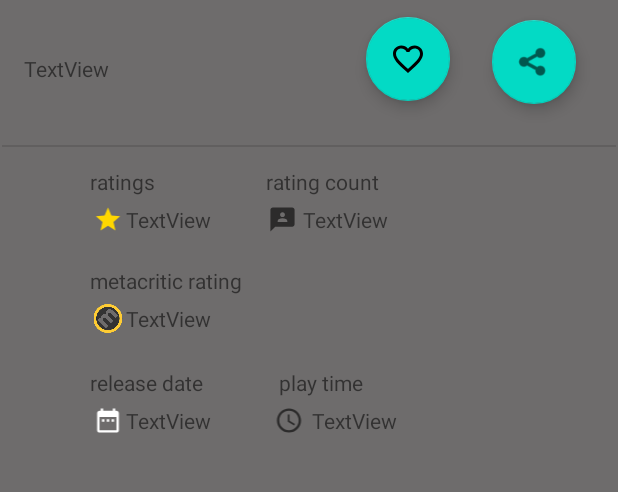
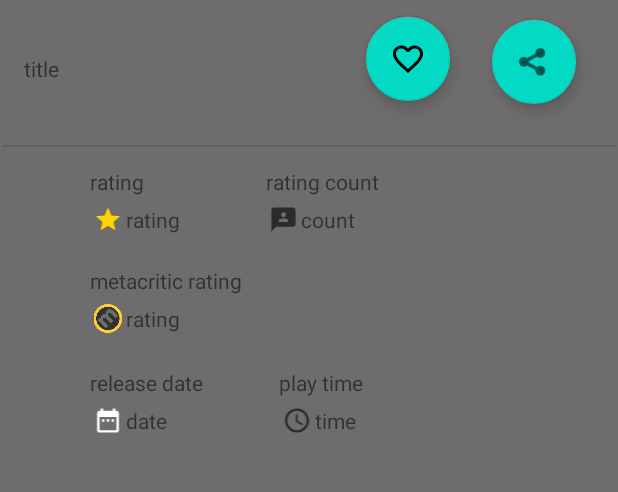
Before and after one commit to Tuwaiq-Jeddah-Kotlin-1/game-guide, an Android app: the fragment GameDetailsPage placed in its activity, on a phone screen of 412 x 824 dp, the part 534-1026 px from its top. Run offline under Robolectric (Android 15) with nearby library versions, the phone set to English and light mode, and no system bars; our stand-ins replace Firebase (no records; nobody signed in at launch, a user with empty details on screens opened directly), data binding, navigation-ui; pictures from the network do not load; 8 statements that could not run were skipped.

Commit message:
localization and save it with shared preference, but facing some problem with bottom navigation name

```diff
--- a/app/src/main/java/com/example/gameguide/MainActivity.kt
+++ b/app/src/main/java/com/example/gameguide/MainActivity.kt
@@ -1,36 +1,39 @@
 package com.example.gameguide
 
+import android.content.Context
+import android.content.res.Configuration
 import androidx.appcompat.app.AppCompatActivity
 import android.os.Bundle
-import android.util.Log
 import android.view.View
-import android.widget.Button
-import android.widget.Toast
 import androidx.navigation.NavController
-import androidx.navigation.findNavController
 import androidx.navigation.fragment.NavHostFragment
-import androidx.navigation.ui.setupActionBarWithNavController
 import androidx.navigation.ui.setupWithNavController
 import com.google.android.material.bottomnavigation.BottomNavigationView
-import com.google.firebase.auth.FirebaseAuth
-import com.google.firebase.firestore.ktx.firestore
-import com.google.firebase.ktx.Firebase
-import kotlinx.android.synthetic.main.activity_main.*
-import kotlinx.coroutines.CoroutineScope
-import kotlinx.coroutines.Dispatchers
-import kotlinx.coroutines.launch
-import kotlinx.coroutines.withContext
+import java.util.*
 
 class MainActivity : AppCompatActivity() {
 
     private lateinit var navController: NavController
     override fun onCreate(savedInstanceState: Bundle?) {
+
         super.onCreate(savedInstanceState)
         setContentView(R.layout.activity_main)
+
+        val sharedPreference = this.getSharedPreferences("Settings", Context.MODE_PRIVATE)
+        val localeToSet = sharedPreference.getString("LOCALE_TO_SET", "en")!!
+        if (localeToSet == "ar"){
+            setLocate("ar")
+        }
+        else{
+            setLocate("en")
+        }
+
 
         val navHostFragment = supportFragmentManager
             .findFragmentById(R.id.fragmentContainerView) as NavHostFragment
         navController = navHostFragment.navController
+
+
 
 
         /*navController = findNavController(R.id.fragmentContainerView)*/
@@ -67,4 +70,22 @@ class MainActivity : AppCompatActivity() {
     }*/
 
     }
+
+
+
+    private fun setLocate(s: String) {
+
+
+        val locale = Locale(s)
+
+        Locale.setDefault(locale)
+
+        val config = Configuration()
+
+        config.locale = locale
+
+        //---------------------------------------------------------------
+        this?.resources?.updateConfiguration(config, this.resources.displayMetrics)
+
+    }
 }
--- a/app/src/main/res/layout/fragment_forget_password.xml
+++ b/app/src/main/res/layout/fragment_forget_password.xml
@@ -55,6 +55,7 @@
             android:drawableStart="@drawable/ic_baseline_email"
             android:ems="10"
             android:hint="@string/reset_et_email"
+            android:gravity="center_horizontal"
             android:inputType="textEmailAddress"
             app:layout_constraintEnd_toEndOf="parent"
             app:layout_constraintHorizontal_bias="0.5"
--- a/app/src/main/res/layout/fragment_game_details.xml
+++ b/app/src/main/res/layout/fragment_game_details.xml
@@ -21,7 +21,8 @@
             app:layout_constraintEnd_toEndOf="parent"
             app:layout_constraintStart_toStartOf="parent"
             app:layout_constraintTop_toTopOf="parent"
-            app:srcCompat="@drawable/ic_launcher_foreground" />
+            app:srcCompat="@drawable/ic_launcher_foreground"
+            android:contentDescription="@string/gd_game_image" />
 
 
         <com.google.android.material.floatingactionbutton.FloatingActionButton
@@ -33,7 +34,9 @@
             android:clickable="true"
             app:layout_constraintEnd_toStartOf="@+id/fabGdShare"
             app:layout_constraintTop_toBottomOf="@+id/ivGdPoster"
-            app:srcCompat="@drawable/ic_baseline_favorite_border_24" />
+            app:srcCompat="@drawable/ic_baseline_favorite_border_24"
+            android:focusable="true"
+            android:contentDescription="@string/gd_game_favourite" />
 
         <com.google.android.material.floatingactionbutton.FloatingActionButton
             android:id="@+id/fabGdShare"
@@ -44,7 +47,9 @@
             android:clickable="true"
             app:layout_constraintEnd_toEndOf="parent"
             app:layout_constraintTop_toBottomOf="@+id/ivGdPoster"
-            app:srcCompat="@android:drawable/ic_menu_share" />
+            app:srcCompat="@android:drawable/ic_menu_share"
+            android:focusable="true"
+            android:contentDescription="@string/gd_game_share" />
 
         <TextView
             android:id="@+id/tvGdTitle"
@@ -52,7 +57,7 @@
             android:layout_height="wrap_content"
             android:layout_marginStart="16dp"
             android:layout_marginTop="36dp"
-            android:text="TextView"
+            android:text="@string/gd_title"
             app:layout_constraintStart_toStartOf="parent"
             app:layout_constraintTop_toBottomOf="@+id/ivGdPoster" />
 
@@ -61,69 +66,65 @@
             android:layout_width="wrap_content"
             android:layout_height="wrap_content"
             android:layout_marginTop="6dp"
-            android:text="TextView"
-            app:layout_constraintStart_toEndOf="@+id/imageView4"
-            app:layout_constraintTop_toBottomOf="@+id/textView15" />
+            android:text="@string/gd_rating"
+            app:layout_constraintStart_toEndOf="@+id/ivGdRate"
+            app:layout_constraintTop_toBottomOf="@+id/tvRateGd" />
 
         <TextView
             android:id="@+id/tvGdRcount"
             android:layout_width="wrap_content"
             android:layout_height="wrap_content"
             android:layout_marginTop="6dp"
-            android:layout_marginEnd="153dp"
-            android:text="TextView"
-            app:layout_constraintEnd_toEndOf="parent"
-            app:layout_constraintTop_toBottomOf="@+id/textView18" />
+            android:text="@string/gd_count"
+            app:layout_constraintStart_toEndOf="@+id/ivGdRcount"
+            app:layout_constraintTop_toBottomOf="@+id/tvRcountGd" />
 
         <TextView
             android:id="@+id/tvGdMeta"
             android:layout_width="wrap_content"
             android:layout_height="wrap_content"
             android:layout_marginTop="6dp"
-            android:text="TextView"
-            app:layout_constraintStart_toEndOf="@+id/imageView7"
-            app:layout_constraintTop_toBottomOf="@+id/textView19" />
+            android:text="@string/gd_meta_rate"
+            app:layout_constraintStart_toEndOf="@+id/ivGdMeta"
+            app:layout_constraintTop_toBottomOf="@+id/tvMetaGd" />
 
         <TextView
             android:id="@+id/tvGdDate"
             android:layout_width="wrap_content"
             android:layout_height="wrap_content"
             android:layout_marginTop="6dp"
-            android:text="TextView"
-            app:layout_constraintStart_toEndOf="@+id/imageView3"
-            app:layout_constraintTop_toBottomOf="@+id/textView20" />
+            android:text="@string/gd_date"
+            app:layout_constraintStart_toEndOf="@+id/ivGdDate"
+            app:layout_constraintTop_toBottomOf="@+id/tvDateGd" />
 
         <TextView
             android:id="@+id/tvGdPt"
             android:layout_width="wrap_content"
             android:layout_height="wrap_content"
             android:layout_marginTop="6dp"
-            android:layout_marginEnd="147dp"
-            android:text="TextView"
-            app:layout_constraintEnd_toEndOf="parent"
-            app:layout_constraintTop_toBottomOf="@+id/textView21" />
+            android:text="@string/gd_time"
+            app:layout_constraintStart_toEndOf="@+id/ivGdPt"
+            app:layout_constraintTop_toBottomOf="@+id/tvPtGd" />
 
         <ImageView
-            android:id="@+id/imageView3"
+            android:id="@+id/ivGdDate"
             android:layout_width="24dp"
             android:layout_height="19dp"
-            android:layout_marginStart="60dp"
             android:layout_marginTop="6dp"
-            app:layout_constraintEnd_toStartOf="@+id/tvGdDate"
-            app:layout_constraintStart_toStartOf="parent"
-            app:layout_constraintTop_toBottomOf="@+id/textView20"
-            app:srcCompat="@drawable/ic_date" />
+            app:layout_constraintStart_toStartOf="@+id/tvDateGd"
+            app:layout_constraintTop_toBottomOf="@+id/tvDateGd"
+            app:srcCompat="@drawable/ic_date"
+            android:contentDescription="@string/gd_date_image" />
 
         <ImageView
-            android:id="@+id/imageView4"
+            android:id="@+id/ivGdRate"
             android:layout_width="24dp"
             android:layout_height="19dp"
-            android:layout_marginStart="60dp"
             android:layout_marginTop="6dp"
-            app:layout_constraintEnd_toStartOf="@+id/tvGdRate"
-            app:layout_constraintStart_toStartOf="parent"
-            app:layout_constraintTop_toBottomOf="@+id/textView15"
-            app:srcCompat="@drawable/ic_star" />
+            app:layout_constraintStart_toStartOf="@+id/tvRateGd"
+            app:layout_constraintTop_toBottomOf="@+id/tvRateGd"
+            app:srcCompat="@drawable/ic_star"
+            android:contentDescription="@string/gd_star_image" />
 
         <View
             android:id="@+id/divider"
@@ -136,84 +137,82 @@
             app:layout_constraintTop_toBottomOf="@+id/tvGdTitle" />
 
         <TextView
-            android:id="@+id/textView15"
+            android:id="@+id/tvRateGd"
             android:layout_width="wrap_content"
             android:layout_height="wrap_content"
             android:layout_marginStart="60dp"
             android:layout_marginTop="13dp"
-            android:text="ratings"
+            android:text="@string/gd_Rating"
             app:layout_constraintStart_toStartOf="parent"
             app:layout_constraintTop_toBottomOf="@+id/divider" />
 
         <TextView
-            android:id="@+id/textView18"
+            android:id="@+id/tvRcountGd"
             android:layout_width="wrap_content"
             android:layout_height="wrap_content"
             android:layout_marginTop="13dp"
             android:layout_marginEnd="159dp"
-            android:text="rating count"
+            android:text="@string/gd_rating_count"
             app:layout_constraintEnd_toEndOf="parent"
             app:layout_constraintTop_toBottomOf="@+id/divider" />
 
         <ImageView
-            android:id="@+id/imageView6"
+            android:id="@+id/ivGdRcount"
             android:layout_width="23dp"
             android:layout_height="19dp"
-            android:layout_marginStart="36dp"
             android:layout_marginTop="6dp"
-            app:layout_constraintStart_toEndOf="@+id/tvGdRate"
-            app:layout_constraintTop_toBottomOf="@+id/textView18"
+            android:contentDescription="@string/gd_count_image"
+            app:layout_constraintStart_toStartOf="@+id/tvRcountGd"
+            app:layout_constraintTop_toBottomOf="@+id/tvRcountGd"
             app:srcCompat="@drawable/ic_baseline_3p" />
 
         <TextView
-            android:id="@+id/textView19"
+            android:id="@+id/tvMetaGd"
             android:layout_width="wrap_content"
             android:layout_height="wrap_content"
             android:layout_marginStart="60dp"
             android:layout_marginTop="21dp"
-            android:text="metacritic rating"
+            android:text="@string/gd_metacritic_rating"
             app:layout_constraintStart_toStartOf="parent"
             app:layout_constraintTop_toBottomOf="@+id/tvGdRate" />
 
         <ImageView
-            android:id="@+id/imageView7"
+            android:id="@+id/ivGdMeta"
             android:layout_width="24dp"
             android:layout_height="19dp"
-            android:layout_marginStart="60dp"
             android:layout_marginTop="6dp"
-            app:layout_constraintEnd_toStartOf="@+id/tvGdMeta"
-            app:layout_constraintHorizontal_bias="1.0"
-            app:layout_constraintStart_toStartOf="parent"
-            app:layout_constraintTop_toBottomOf="@+id/textView19"
-            app:srcCompat="@drawable/ic_metacritic" />
+            app:layout_constraintStart_toStartOf="@+id/tvMetaGd"
+            app:layout_constraintTop_toBottomOf="@+id/tvMetaGd"
+            app:srcCompat="@drawable/ic_metacritic"
+            android:contentDescription="@string/gd_metacritic_image" />
 
         <TextView
-            android:id="@+id/textView20"
+            android:id="@+id/tvDateGd"
             android:layout_width="wrap_content"
             android:layout_height="wrap_content"
             android:layout_marginStart="60dp"
             android:layout_marginTop="23dp"
-            android:text="release date"
+            android:text="@string/gd_release_date"
             app:layout_constraintStart_toStartOf="parent"
             app:layout_constraintTop_toBottomOf="@+id/tvGdMeta" />
 
         <ImageView
-            android:id="@+id/imageView8"
+            android:id="@+id/ivGdPt"
             android:layout_width="24dp"
             android:layout_height="19dp"
-            android:layout_marginStart="40dp"
             android:layout_marginTop="6dp"
-            app:layout_constraintStart_toEndOf="@+id/tvGdDate"
-            app:layout_constraintTop_toBottomOf="@+id/textView21"
-            app:srcCompat="@drawable/ic_baseline_access_time" />
+            app:layout_constraintStart_toStartOf="@+id/tvPtGd"
+            app:layout_constraintTop_toBottomOf="@+id/tvPtGd"
+            app:srcCompat="@drawable/ic_baseline_access_time"
+            android:contentDescription="@string/gd_time_image" />
 
         <TextView
-            android:id="@+id/textView21"
+            android:id="@+id/tvPtGd"
             android:layout_width="wrap_content"
             android:layout_height="wrap_content"
             android:layout_marginTop="23dp"
             android:layout_marginEnd="170dp"
-            android:text="play time"
+            android:text="@string/gd_play_time"
             app:layout_constraintEnd_toEndOf="parent"
             app:layout_constraintTop_toBottomOf="@+id/tvGdMeta" />
 
--- a/app/src/main/res/layout/fragment_registration.xml
+++ b/app/src/main/res/layout/fragment_registration.xml
@@ -131,7 +131,7 @@
 
         <TextView
             android:id="@+id/tvRegistrationBackSign"
-            android:layout_width="133dp"
+            android:layout_width="wrap_content"
             android:layout_height="24dp"
             android:layout_marginTop="8dp"
             android:text="@string/register_tv_back_to_sign_in_page"
--- a/app/src/main/res/layout/fragment_sign_in.xml
+++ b/app/src/main/res/layout/fragment_sign_in.xml
@@ -98,11 +98,10 @@
             android:layout_width="wrap_content"
             android:layout_height="24dp"
             android:layout_marginTop="10dp"
-            android:layout_marginEnd="98dp"
             android:text="@string/signIn_tv_reset_password"
             android:textColor="#2196F3"
             android:textStyle="bold"
-            app:layout_constraintEnd_toEndOf="parent"
+            app:layout_constraintStart_toEndOf="@+id/tvSignInForgetPassword"
             app:layout_constraintTop_toBottomOf="@+id/cbSignInRememberMe" />
 
 
--- a/app/src/main/res/navigation/nav.xml
+++ b/app/src/main/res/navigation/nav.xml
@@ -8,7 +8,7 @@
     <fragment
         android:id="@+id/signIn"
         android:name="com.example.gameguide.SignIn"
-        android:label="game guide"
+        android:label="@string/nav_game_guide"
         tools:layout="@layout/fragment_sign_in" >
         <action
             android:id="@+id/action_signIn_to_registration"
@@ -25,7 +25,7 @@
     <fragment
         android:id="@+id/forgetPassword"
         android:name="com.example.gameguide.ForgetPassword"
-        android:label="rest password"
+        android:label="@string/nav_reset"
         tools:layout="@layout/fragment_forget_password" >
         <action
             android:id="@+id/action_forgetPassword_to_signIn"
@@ -36,7 +36,7 @@
     <fragment
         android:id="@+id/homepage"
         android:name="com.example.gameguide.homepage.Homepage"
-        android:label="fragment_homepage"
+        android:label="@string/nav_homepage"
         tools:layout="@layout/fragment_homepage" >
         <action
             android:id="@+id/action_homepage_to_gameDetails"
@@ -45,7 +45,7 @@
     <fragment
         android:id="@+id/registration"
         android:name="com.example.gameguide.Registration"
-        android:label="fragment_registration"
+        android:label="@string/nav_reg"
         tools:layout="@layout/fragment_registration" >
         <action
             android:id="@+id/action_registration_to_signIn"
@@ -60,12 +60,12 @@
     <fragment
         android:id="@+id/favouritePage"
         android:name="com.example.gameguide.FavouritePage"
-        android:label="fragment_favourite_page"
+        android:label="@string/nav_favourite"
         tools:layout="@layout/fragment_favourite_page" />
     <fragment
         android:id="@+id/profileFragment"
         android:name="com.example.gameguide.ProfilePage"
-        android:label="fragment_profile"
+        android:label="@string/nav_profile"
         tools:layout="@layout/fragment_profile" >
         <action
             android:id="@+id/action_profileFragment_to_signIn"
@@ -75,7 +75,7 @@
     <fragment
         android:id="@+id/gameDetails"
         android:name="com.example.gameguide.GameDetailsPage"
-        android:label="GameDetails" >
+        android:label="@string/nav_game_details" >
         <argument
             android:name="currentGame"
             app:argType="com.example.gameguide.GameData" />
--- a/app/src/main/res/values/strings.xml
+++ b/app/src/main/res/values/strings.xml
@@ -1,11 +1,10 @@
 <resources>
-    <string name="app_name">game Guide</string>
+    <string name="app_name" translatable="false">game Guide</string>
     <!-- TODO: Remove or change this placeholder text -->
-    <string name="hello_blank_fragment">Hello blank fragment</string>
+    <string name="hello_blank_fragment" translatable="false">Hello blank fragment</string>
     <string name="reset_tv_ResetPassword_in">Reset Password</string>
     <string name="singIn_tv_SignIn">Sign in</string>
-    <string name="signIn_tv_log_in_now"><u>log In now!</u></string>
-    <string name="reset_et_email">email</string>
+    <string name="signIn_tv_log_in_now"><u>reg now!</u></string>
     <string name="signIn_et_password">password</string>
     <string name="signIn_cb_remember_me">remember me</string>
     <string name="signIn_tv_forget_password">forget password?</string>
@@ -22,7 +21,7 @@
     <string name="register_btn_registration">Registration</string>
     <string name="register_tv_back_to_sign_in_page"><u>back to sign in page</u></string>
     <string name="signIn_tv_reset_password"><u>reset password</u></string>
-    <string name="homePage_welcome_home">welcome home</string>
+    <string name="homePage_welcome_home" translatable="false">welcome home</string>
     <string name="menu_item_favourite">favourite</string>
     <string name="menu_item_home">home</string>
     <string name="menu_item_profile">profile</string>
@@ -36,4 +35,36 @@
     <string name="changeProf_et_username">username</string>
     <string name="changeProf_et_phone">phone</string>
     <string name="changeProf_btn_edit">confirm</string>
+    <string name="gd_title">title</string>
+    <string name="gd_count">count</string>
+    <string name="gd_date">date</string>
+    <string name="gd_time">time</string>
+    <string name="gd_meta_rate">rating</string>
+    <string name="gd_rating_count">rating count</string>
+    <string name="gd_metacritic_rating">metacritic rating</string>
+    <string name="gd_release_date">release date</string>
+    <string name="gd_play_time">play time</string>
+    <string name="gd_game_image">game image</string>
+    <string name="gd_game_favourite">game favourite</string>
+    <string name="gd_game_share">game share</string>
+    <string name="gd_date_image">date image</string>
+    <string name="gd_star_image">star image</string>
+    <string name="gd_count_image">count image</string>
+    <string name="gd_metacritic_image">metacritic image</string>
+    <string name="gd_time_image">time image</string>
+    <string name="prof_enable_dark_mode">enable dark mode</string>
+    <string name="gd_rating">rating</string>
+    <string name="gd_Rating">rating</string>
+    <string name="nav_reset">reset password</string>
+    <string name="nav_homepage">homepage</string>
+    <string name="nav_reg">registration</string>
+    <string name="nav_favourite">favourite</string>
+    <string name="nav_profile">profile</string>
+    <string name="nav_game_details">Game Details</string>
+    <string name="nav_game_guide" translatable="false">game guide</string>
+    <string name="reset_et_email">email</string>
+    <string name="prof_change_language">change language</string>
+    <string name="proff_enable_dark_mode">Enable dark mode</string>
+    <string name="proff_disable_dark_mode">Disable dark mode</string>
+    <string name="prof_appearance">Appearance</string>
 </resources>
```
Also changed, not shown: app/src/main/java/com/example/gameguide/ProfilePage.kt (+103 -52 lines), app/src/main/res/layout/fragment_profile.xml (+25 -30 lines), 1 other file.
